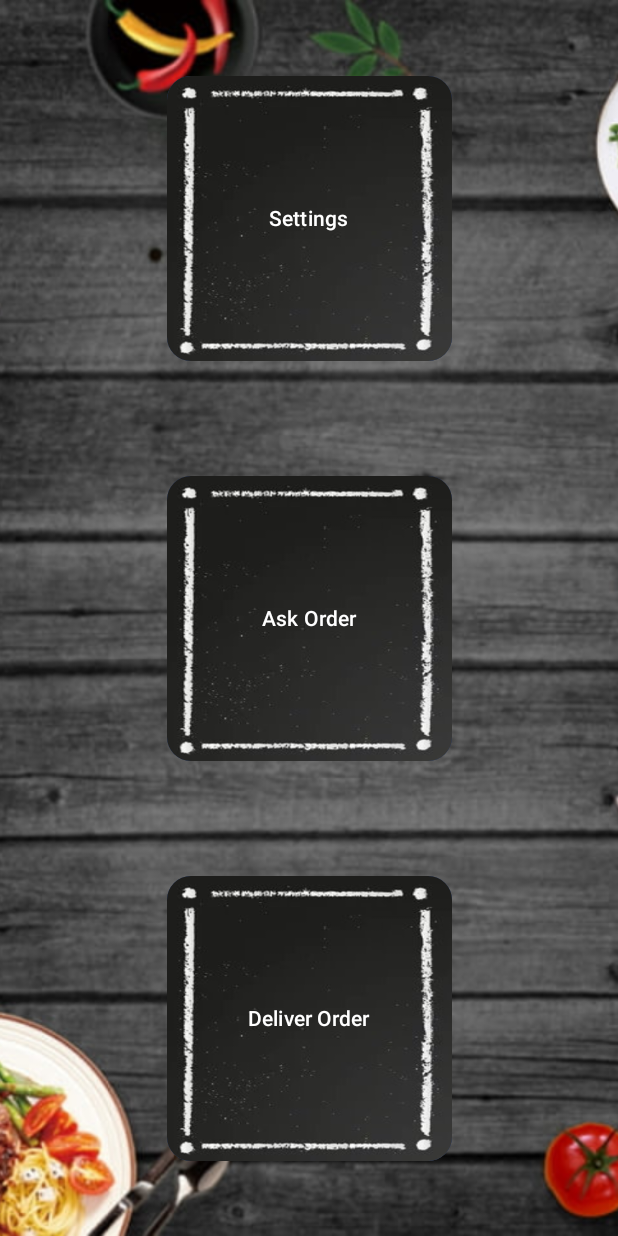
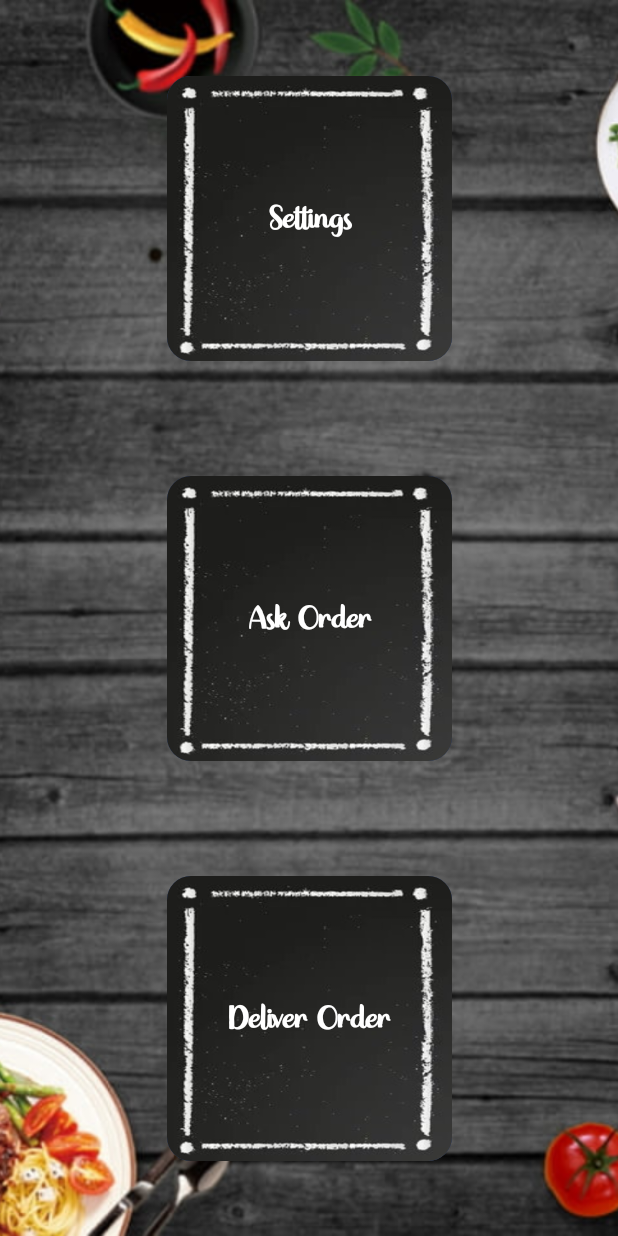
Before and after one commit to Andy-Leo10/restaurant, an Android app built with Jetpack Compose: the screen it shows after launch (MainActivity), on a phone screen of 412 x 824 dp. Run offline under Robolectric (Android 15) with nearby library versions, the phone set to English and light mode, and no system bars.

Commit message:
Font changed and UI improved

```diff
--- a/app/src/main/java/com/example/restaurant/components/TileButton.kt
+++ b/app/src/main/java/com/example/restaurant/components/TileButton.kt
@@ -4,6 +4,7 @@ import androidx.compose.foundation.Image
 import androidx.compose.foundation.layout.*
 import androidx.compose.foundation.shape.RoundedCornerShape
 import androidx.compose.material3.Button
+import androidx.compose.material3.MaterialTheme
 import androidx.compose.material3.Text
 import androidx.compose.runtime.Composable
 import androidx.compose.ui.Alignment
@@ -34,6 +35,7 @@ fun TileButton(
             )
             Text(
                 text = text,
+                style = MaterialTheme.typography.displayMedium,
                 modifier = Modifier.align(Alignment.Center)
             )
         }
--- a/app/src/main/java/com/example/restaurant/screens/AskOrderScreen.kt
+++ b/app/src/main/java/com/example/restaurant/screens/AskOrderScreen.kt
@@ -20,6 +20,7 @@ import androidx.compose.foundation.layout.padding
 import androidx.compose.material3.Icon
 import androidx.compose.material.icons.Icons
 import androidx.compose.material.icons.automirrored.filled.ArrowBack
+import androidx.compose.material3.MaterialTheme
 import androidx.compose.runtime.*
 // components
 import com.example.restaurant.components.WebViewScreen
@@ -31,7 +32,7 @@ fun AskOrderScreen(onBackClick: () -> Unit = {}) {
 
     if (showWebView) {
         WebViewScreen(
-            url = "https://www.wikipedia.org/",
+            url = "https://zox-peru-web.lovable.app/",
             onClose = { showWebView = false }
         )
     }
@@ -80,6 +81,7 @@ fun AskOrderScreen(onBackClick: () -> Unit = {}) {
                         }
                         Text(
                             text = "Select table to ask order",
+                            style = MaterialTheme.typography.titleLarge,
                             modifier = Modifier
                                 .fillMaxWidth()
                                 .wrapContentWidth(Alignment.CenterHorizontally),
@@ -138,6 +140,7 @@ fun AskOrderScreen(onBackClick: () -> Unit = {}) {
                         }
                         Text(
                             text = "Select table to ask order",
+                            style = MaterialTheme.typography.titleLarge,
                             modifier = Modifier
                                 .fillMaxWidth()
                                 .wrapContentWidth(Alignment.CenterHorizontally),
--- a/app/src/main/java/com/example/restaurant/screens/SettingsScreen.kt
+++ b/app/src/main/java/com/example/restaurant/screens/SettingsScreen.kt
@@ -6,6 +6,7 @@ import androidx.compose.foundation.Image
 import androidx.compose.foundation.layout.*
 import androidx.compose.material3.Button
 import androidx.compose.material3.Text
+import androidx.compose.material3.MaterialTheme
 import androidx.compose.runtime.Composable
 import androidx.compose.ui.Alignment
 import androidx.compose.ui.Modifier
@@ -47,7 +48,10 @@ fun SettingsScreen(onBackClick: () -> Unit = {}) {
             verticalArrangement = Arrangement.Center,
             horizontalAlignment = Alignment.CenterHorizontally
         ) {
-            Text("Settings Screen")
+            Text(
+                text="Settings Screen",
+                style = MaterialTheme.typography.bodyLarge,
+                )
             Spacer(modifier = Modifier.height(16.dp))
             Button(onClick = onBackClick) {
                 Text("Back to Main Screen")
--- a/app/src/main/java/com/example/restaurant/ui/theme/Color.kt
+++ b/app/src/main/java/com/example/restaurant/ui/theme/Color.kt
@@ -1,5 +1,7 @@
 package com.example.restaurant.ui.theme
 
+import androidx.compose.material3.darkColorScheme
+import androidx.compose.material3.lightColorScheme
 import androidx.compose.ui.graphics.Color
 
 val Purple80 = Color(0xFFD0BCFF)
@@ -9,3 +11,25 @@ val Pink80 = Color(0xFFEFB8C8)
 val Purple40 = Color(0xFF6650a4)
 val PurpleGrey40 = Color(0xFF625b71)
 val Pink40 = Color(0xFF7D5260)
+
+val DarkColorScheme = darkColorScheme(
+    primary = Purple80,
+    secondary = PurpleGrey80,
+    tertiary = Pink80
+)
+
+val LightColorScheme = lightColorScheme(
+    primary = Purple40,
+    secondary = PurpleGrey40,
+    tertiary = Pink40
+
+    /* Other default colors to override
+    background = Color(0xFFFFFBFE),
+    surface = Color(0xFFFFFBFE),
+    onPrimary = Color.White,
+    onSecondary = Color.White,
+    onTertiary = Color.White,
+    onBackground = Color(0xFF1C1B1F),
+    onSurface = Color(0xFF1C1B1F),
+    */
+)
--- a/app/src/main/java/com/example/restaurant/ui/theme/Theme.kt
+++ b/app/src/main/java/com/example/restaurant/ui/theme/Theme.kt
@@ -4,34 +4,10 @@ import android.app.Activity
 import android.os.Build
 import androidx.compose.foundation.isSystemInDarkTheme
 import androidx.compose.material3.MaterialTheme
-import androidx.compose.material3.darkColorScheme
 import androidx.compose.material3.dynamicDarkColorScheme
 import androidx.compose.material3.dynamicLightColorScheme
-import androidx.compose.material3.lightColorScheme
 import androidx.compose.runtime.Composable
 import androidx.compose.ui.platform.LocalContext
-
-private val DarkColorScheme = darkColorScheme(
-    primary = Purple80,
-    secondary = PurpleGrey80,
-    tertiary = Pink80
-)
-
-private val LightColorScheme = lightColorScheme(
-    primary = Purple40,
-    secondary = PurpleGrey40,
-    tertiary = Pink40
-
-    /* Other default colors to override
-    background = Color(0xFFFFFBFE),
-    surface = Color(0xFFFFFBFE),
-    onPrimary = Color.White,
-    onSecondary = Color.White,
-    onTertiary = Color.White,
-    onBackground = Color(0xFF1C1B1F),
-    onSurface = Color(0xFF1C1B1F),
-    */
-)
 
 @Composable
 fun RestaurantTheme(
--- a/app/src/main/java/com/example/restaurant/ui/theme/Type.kt
+++ b/app/src/main/java/com/example/restaurant/ui/theme/Type.kt
@@ -2,33 +2,39 @@ package com.example.restaurant.ui.theme
 
 import androidx.compose.material3.Typography
 import androidx.compose.ui.text.TextStyle
+import androidx.compose.ui.text.font.Font
 import androidx.compose.ui.text.font.FontFamily
 import androidx.compose.ui.text.font.FontWeight
 import androidx.compose.ui.unit.sp
+import com.example.restaurant.R
 
-// Set of Material typography styles to start with
+val CustomFontSpringlake = FontFamily(
+    Font(R.font.springlake, FontWeight.Normal)
+)
+
 val Typography = Typography(
+    // for text
     bodyLarge = TextStyle(
-        fontFamily = FontFamily.Default,
+        fontFamily = CustomFontSpringlake, // FontFamily.Default
         fontWeight = FontWeight.Normal,
-        fontSize = 16.sp,
-        lineHeight = 24.sp,
-        letterSpacing = 0.5.sp
-    )
-    /* Other default text styles to override
+        fontSize = 24.sp,
+        lineHeight = 30.sp,
+        letterSpacing = 0.sp
+    ),
+    // for titles
     titleLarge = TextStyle(
-        fontFamily = FontFamily.Default,
-        fontWeight = FontWeight.Normal,
+        fontFamily = CustomFontSpringlake, // FontFamily.Default
+        fontWeight = FontWeight.Bold,
+        fontSize = 30.sp,
+        lineHeight = 36.sp,
+        letterSpacing = 0.sp
+    ),
+    // for buttons
+    displayMedium = TextStyle(
+        fontFamily = CustomFontSpringlake, // FontFamily.Default
+        fontWeight = FontWeight.Bold,
         fontSize = 22.sp,
         lineHeight = 28.sp,
         letterSpacing = 0.sp
     ),
-    labelSmall = TextStyle(
-        fontFamily = FontFamily.Default,
-        fontWeight = FontWeight.Medium,
-        fontSize = 11.sp,
-        lineHeight = 16.sp,
-        letterSpacing = 0.5.sp
-    )
-    */
 )
```
Also changed, not shown: app/src/main/res/font/springlake.ttf (added).
